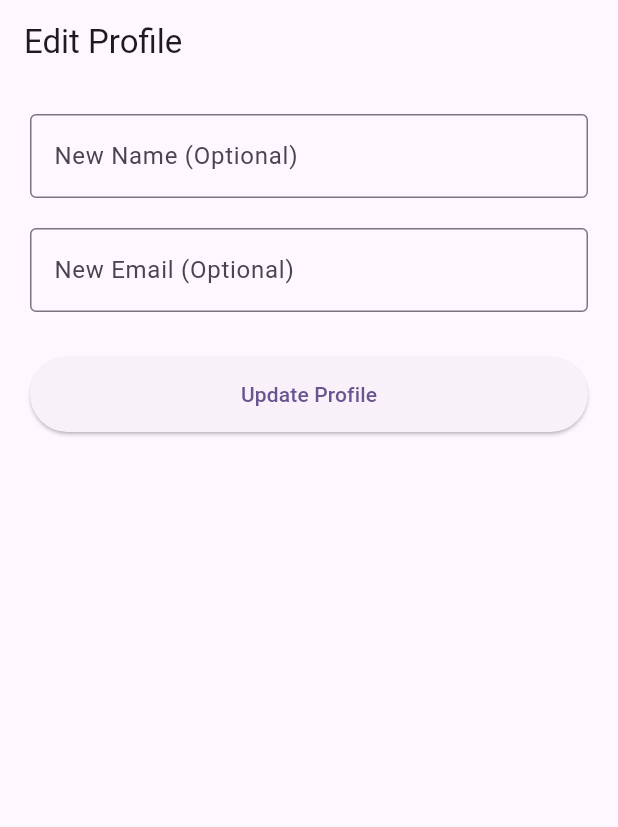
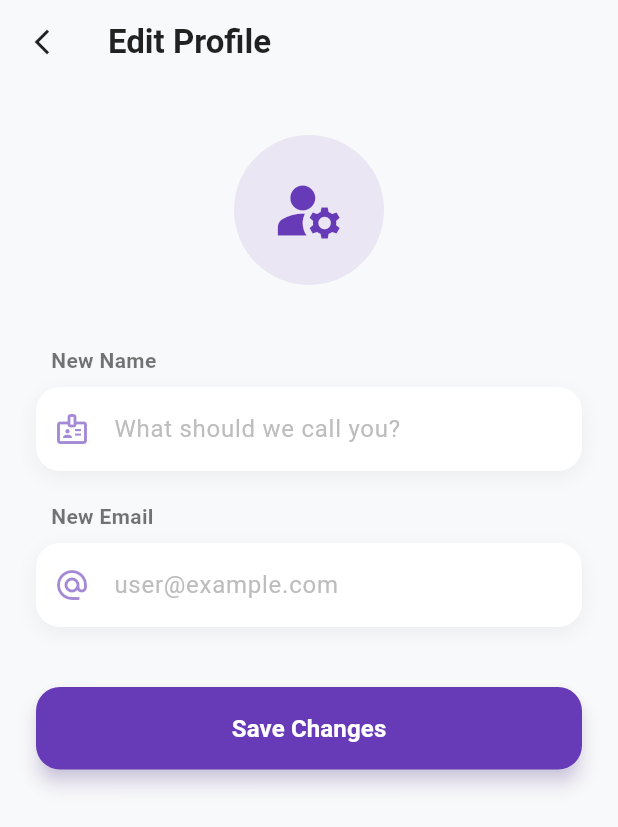
Before and after one commit to amari03/moods, a Flutter app: the EditProfileScreen screen opened by its route, on a phone screen of 412 x 824 dp. Shown: the top 827 px of the screen. Run offline on Flutter 3.47's test engine with Material 3 defaults, Android fonts, the phone set to English and light mode, and no system bars; our stand-ins replace emoji_picker_flutter, flutter_colorpicker, go_router, shared_preferences; accounts and stored records are empty; network calls fail.

Commit message:
Update user ingo fixed

```diff
--- a/frontend/lib/api/api_service.dart
+++ b/frontend/lib/api/api_service.dart
@@ -187,19 +187,19 @@ class ApiService {
     return response.statusCode == 200;
   }
 
-  // --- NEW: UPDATE USER PROFILE (Name/Email) ---
-  static Future<bool> updateUserProfile({String? name, String? email}) async {
+// --- UPDATED: UPDATE USER PROFILE ---
+  static Future<void> updateUserProfile({String? name, String? email}) async {
     final token = await getToken();
     final prefs = await SharedPreferences.getInstance();
-    final id = prefs.getInt('userId'); // Get ID from storage
+    final id = prefs.getInt('userId');
 
     if (token == null || id == null) throw Exception("Not authenticated");
 
     final url = Uri.parse('$baseUrl/v1/users/$id');
 
     final Map<String, dynamic> body = {};
-    if (name != null) body['name'] = name;
-    if (email != null) body['email'] = email;
+    if (name != null && name.isNotEmpty) body['name'] = name;
+    if (email != null && email.isNotEmpty) body['email'] = email;
 
     final response = await http.patch(
       url,
@@ -211,11 +211,15 @@ class ApiService {
     );
 
     if (response.statusCode == 200) {
-      // Update local storage if name changed
-      if (name != null) await prefs.setString('userName', name);
-      return true;
+      // Success! Update local storage immediately
+      final data = jsonDecode(response.body);
+      final newName = data['user']['name']; // Ensure we get the confirmed name from server
+      await prefs.setString('userName', newName);
+    } else {
+      // Failure! Read the error message from the backend
+      final errorData = jsonDecode(response.body);
+      throw Exception(errorData['error'] ?? "Failed to update profile (${response.statusCode})");
     }
-    return false;
   }
 
   // --- NEW: CHANGE PASSWORD ---
--- a/frontend/lib/screens/dashboard_screen.dart
+++ b/frontend/lib/screens/dashboard_screen.dart
@@ -228,10 +228,17 @@ class _DashboardScreenState extends State<DashboardScreen> {
 
     void _onItemTapped(int index) async {
         if (index == 1) {
+          // Add Mood Logic
           await context.push('/add-mood');
           if (mounted) _refreshData();
         } else {
+          // Normal Tab Switch
           setState(() => _selectedIndex = index);
+
+          // NEW: If switching back to Home (0), refresh the User Name!
+          if (index == 0) {
+            _loadUserData();
+          }
         }
       }
 
--- a/frontend/lib/screens/edit_profile_screen.dart
+++ b/frontend/lib/screens/edit_profile_screen.dart
@@ -22,12 +22,26 @@ class _EditProfileScreenState extends State<EditProfileScreen> {
         email: _emailController.text.isNotEmpty ? _emailController.text : null,
       );
       if (mounted) {
-        ScaffoldMessenger.of(context).showSnackBar(const SnackBar(content: Text("Profile Updated!")));
+        ScaffoldMessenger.of(context).showSnackBar(
+          SnackBar(
+            content: const Text("Profile Updated Successfully!"),
+            behavior: SnackBarBehavior.floating,
+            shape: RoundedRectangleBorder(borderRadius: BorderRadius.circular(10)),
+            backgroundColor: Colors.green,
+          )
+        );
         context.pop();
       }
     } catch (e) {
       if (mounted) {
-        ScaffoldMessenger.of(context).showSnackBar(SnackBar(content: Text("Error: $e")));
+        ScaffoldMessenger.of(context).showSnackBar(
+          SnackBar(
+            content: Text("Error: ${e.toString().replaceAll('Exception: ', '')}"),
+            behavior: SnackBarBehavior.floating,
+            backgroundColor: Colors.red,
+            shape: RoundedRectangleBorder(borderRadius: BorderRadius.circular(10)),
+          )
+        );
       }
     } finally {
       if (mounted) setState(() => _isLoading = false);
@@ -37,29 +51,133 @@ class _EditProfileScreenState extends State<EditProfileScreen> {
   @override
   Widget build(BuildContext context) {
     return Scaffold(
-      appBar: AppBar(title: const Text("Edit Profile")),
-      body: Padding(
-        padding: const EdgeInsets.all(20.0),
+      backgroundColor: const Color(0xFFF8F9FA), // Soft off-white
+      appBar: AppBar(
+        title: const Text(
+          "Edit Profile",
+          style: TextStyle(fontWeight: FontWeight.bold, color: Colors.black87)
+        ),
+        backgroundColor: const Color(0xFFF8F9FA),
+        elevation: 0,
+        leading: IconButton(
+          icon: const Icon(Icons.arrow_back_ios_new, color: Colors.black87, size: 20),
+          onPressed: () => context.pop(),
+        ),
+      ),
+      body: SingleChildScrollView(
+        padding: const EdgeInsets.all(24.0),
         child: Column(
           children: [
-            TextField(
+            const SizedBox(height: 10),
+
+            // --- HEADER ICON ---
+            Center(
+              child: Container(
+                height: 100,
+                width: 100,
+                decoration: BoxDecoration(
+                  color: Colors.deepPurple.withValues(alpha: 0.1),
+                  shape: BoxShape.circle,
+                ),
+                // FIX 1: Changed Icon name and removed 'const' just in case
+                child: const Icon(Icons.manage_accounts, size: 50, color: Colors.deepPurple),
+              ),
+            ),
+            const SizedBox(height: 40),
+
+            // --- NAME INPUT ---
+            _buildModernInput(
               controller: _nameController,
-              decoration: const InputDecoration(labelText: "New Name (Optional)", border: OutlineInputBorder()),
+              label: "New Name",
+              hint: "What should we call you?",
+              icon: Icons.badge_outlined,
             ),
             const SizedBox(height: 20),
-            TextField(
+
+            // --- EMAIL INPUT ---
+            _buildModernInput(
               controller: _emailController,
-              decoration: const InputDecoration(labelText: "New Email (Optional)", border: OutlineInputBorder()),
+              label: "New Email",
+              hint: "user@example.com",
+              icon: Icons.alternate_email,
             ),
-            const SizedBox(height: 30),
-            ElevatedButton(
-              onPressed: _isLoading ? null : _save,
-              style: ElevatedButton.styleFrom(minimumSize: const Size(double.infinity, 50)),
-              child: _isLoading ? const CircularProgressIndicator() : const Text("Update Profile"),
+            const SizedBox(height: 40),
+
+            // --- SAVE BUTTON ---
+            SizedBox(
+              width: double.infinity,
+              height: 55,
+              child: ElevatedButton(
+                onPressed: _isLoading ? null : _save,
+                style: ElevatedButton.styleFrom(
+                  backgroundColor: Colors.deepPurple,
+                  foregroundColor: Colors.white,
+                  elevation: 5,
+                  // FIX 2: Ensure this color calculation is not inside a const structure
+                  shadowColor: Colors.deepPurple.withValues(alpha: 0.4),
+                  shape: RoundedRectangleBorder(
+                    borderRadius: BorderRadius.circular(16),
+                  ),
+                ),
+                child: _isLoading
+                  ? const SizedBox(
+                      height: 24, width: 24,
+                      child: CircularProgressIndicator(color: Colors.white, strokeWidth: 2)
+                    )
+                  : const Text(
+                      "Save Changes",
+                      style: TextStyle(fontSize: 16, fontWeight: FontWeight.bold)
+                    ),
+              ),
             ),
           ],
         ),
       ),
     );
   }
+
+  Widget _buildModernInput({
+    required TextEditingController controller,
+    required String label,
+    required String hint,
+    required IconData icon,
+  }) {
+    return Column(
+      crossAxisAlignment: CrossAxisAlignment.start,
+      children: [
+        Padding(
+          padding: const EdgeInsets.only(left: 10, bottom: 8),
+          child: Text(
+            label,
+            style: const TextStyle(fontWeight: FontWeight.w600, color: Colors.black54),
+          ),
+        ),
+        Container(
+          decoration: BoxDecoration(
+            color: Colors.white,
+            borderRadius: BorderRadius.circular(16),
+            boxShadow: [
+              // FIX 3: Ensure this BoxShadow is NOT marked as 'const'
+              BoxShadow(
+                color: Colors.black.withValues(alpha: 0.05),
+                blurRadius: 10,
+                offset: const Offset(0, 4),
+              )
+            ],
+          ),
+          child: TextField(
+            controller: controller,
+            decoration: InputDecoration(
+              hintText: hint,
+              hintStyle: TextStyle(color: Colors.grey.shade400),
+              // FIX 4: Icon uses .withValues(), so it cannot be const
+              prefixIcon: Icon(icon, color: Colors.deepPurple.withValues(alpha: 0.6)),
+              border: InputBorder.none,
+              contentPadding: const EdgeInsets.symmetric(horizontal: 20, vertical: 16),
+            ),
+          ),
+        ),
+      ],
+    );
+  }
 }
```
Lines whose indentation alone changed are shown as unchanged.
